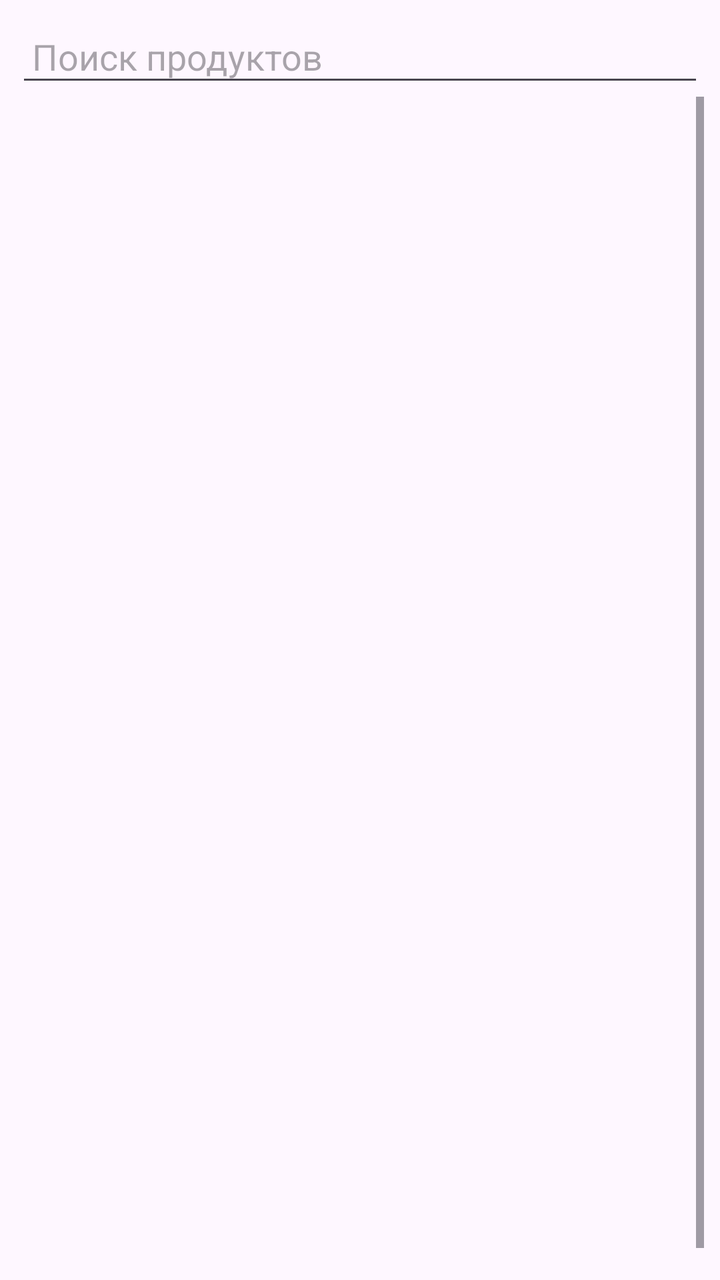
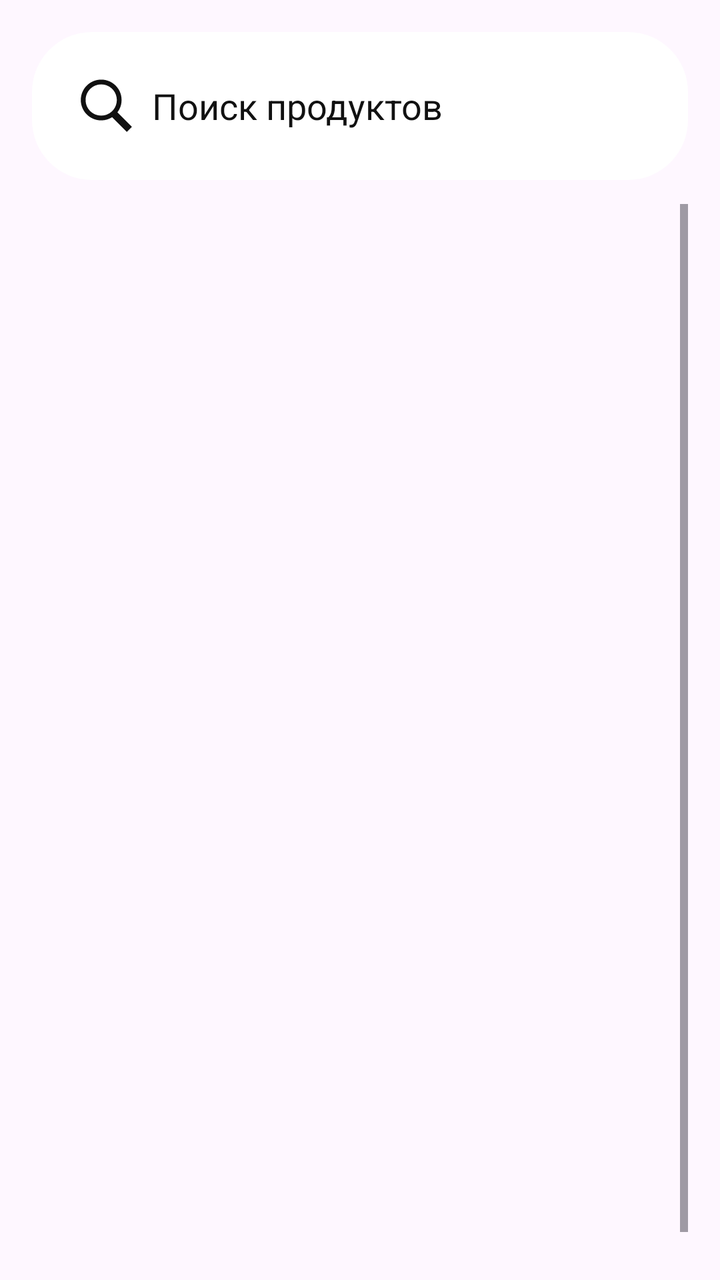

Before-and-after screenshots of an Android layout around one commit, followed by the original layout XML and the change that was made.
<!-- AndroidManifest.xml: application theme Theme.Diplom -->
<!-- res/layout/fragment_admin_products.xml -->
<?xml version="1.0" encoding="utf-8"?>
<LinearLayout xmlns:android="http://schemas.android.com/apk/res/android"
    android:orientation="vertical"
    android:layout_width="match_parent"
    android:layout_height="match_parent"
    android:padding="8dp">

    <EditText
        android:id="@+id/searchInput"
        android:layout_width="match_parent"
        android:layout_height="wrap_content"
        android:hint="Поиск продуктов"
        android:inputType="text"
        android:padding="8dp" />

    
    <ScrollView
        android:layout_width="match_parent"
        android:layout_height="0dp"
        android:layout_weight="1"
        android:fillViewport="true">

        <LinearLayout
            android:id="@+id/productsContainer"
            android:layout_width="match_parent"
            android:layout_height="wrap_content"
            android:orientation="vertical"
            android:layout_marginTop="8dp"/>
    </ScrollView>
</LinearLayout>
<!-- resources referenced by this layout -->
<resources>
  <style name="Theme.Diplom" parent="Base.Theme.Diplom" />
  <style name="Base.Theme.Diplom" parent="Theme.Material3.DayNight.NoActionBar">
          
          
      </style>
</resources>

<!-- the commit's change to res/layout/fragment_admin_products.xml (unified diff, before → after) -->
@@ -3,15 +3,32 @@
     android:orientation="vertical"
     android:layout_width="match_parent"
     android:layout_height="match_parent"
-    android:padding="8dp">
+    android:padding="16dp">
 
-    <EditText
-        android:id="@+id/searchInput"
+    
+    <LinearLayout
         android:layout_width="match_parent"
         android:layout_height="wrap_content"
-        android:hint="Поиск продуктов"
-        android:inputType="text"
-        android:padding="8dp" />
+        android:orientation="vertical"
+        android:background="@drawable/rounded_edittext"
+        android:padding="12dp"
+        android:layout_marginBottom="12dp">
+
+        
+        <EditText
+            android:id="@+id/searchInput"
+            android:layout_width="match_parent"
+            android:layout_height="wrap_content"
+            android:hint="Поиск продуктов"
+            android:textColor="#111111"
+            android:textColorHint="#111111"
+            android:drawableStart="@drawable/lypa"
+            android:drawableTint="#111111"
+            android:background="@android:color/transparent"
+            android:padding="10dp"
+            android:drawablePadding="8dp"
+            android:inputType="text" />
+    </LinearLayout>
 
     
     <ScrollView
@@ -27,4 +44,5 @@
             android:orientation="vertical"
             android:layout_marginTop="8dp"/>
     </ScrollView>
+
 </LinearLayout>
<!-- resource entries referenced after the edit -->
@@ -1,9 +1,38 @@
 <!-- resources referenced by this layout -->
 <resources>
+  <!-- drawable lypa (drawable) -->
+  <vector xmlns:android="http://schemas.android.com/apk/res/android"
+      android:width="30dp"
+      android:height="30dp"
+      android:viewportWidth="50"
+      android:viewportHeight="50">
+    <path
+        android:fillColor="#FF000000"
+        android:pathData="M21,3C11.602,3 4,10.602 4,20C4,29.398 11.602,37 21,37C24.355,37 27.461,36.016 30.094,34.344L42.375,46.625L46.625,42.375L34.5,30.281C36.68,27.422 38,23.879 38,20C38,10.602 30.398,3 21,3ZM21,7C28.199,7 34,12.801 34,20C34,27.199 28.199,33 21,33C13.801,33 8,27.199 8,20C8,12.801 13.801,7 21,7Z"/>
+  </vector>
+  <!-- drawable rounded_edittext (drawable) -->
+  <shape xmlns:android="http://schemas.android.com/apk/res/android"
+      android:shape="rectangle">
+  
+      
+      <solid android:color="#ffff" />
+  
+      
+      <corners android:radius="30dp" />
+  
+  
+  
+      
+      <padding
+          android:left="8dp"
+          android:top="8dp"
+          android:right="8dp"
+          android:bottom="8dp" />
+  </shape>
   <style name="Theme.Diplom" parent="Base.Theme.Diplom" />
   <style name="Base.Theme.Diplom" parent="Theme.Material3.DayNight.NoActionBar">
-          
-          
+          <item name="android:statusBarColor">#0000FF</item>
+          <item name="android:windowLightStatusBar">false</item>
       </style>
 </resources>
 
